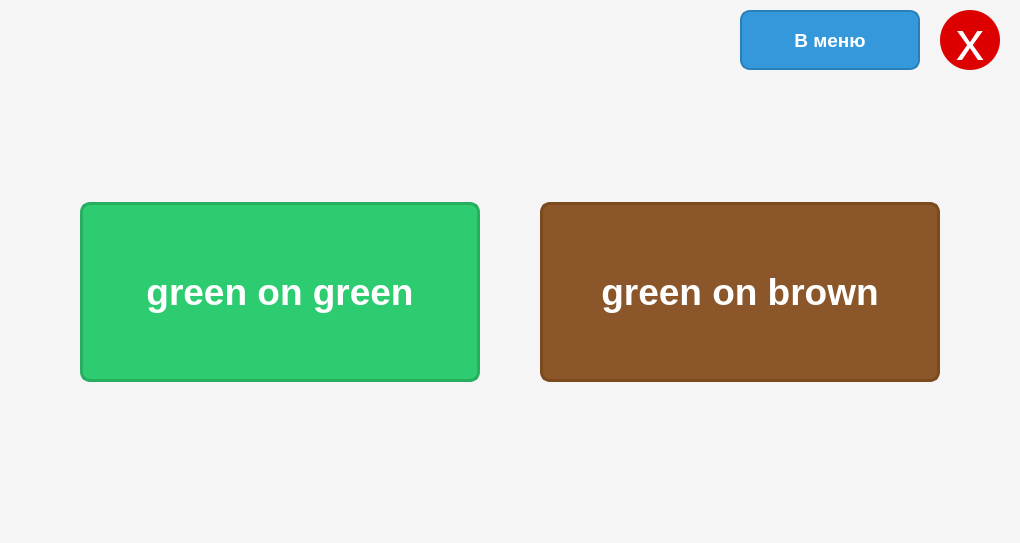
Before: the Qt Designer form design.ui in Kashnikov-AV/aiagro, drawn with Qt 5.
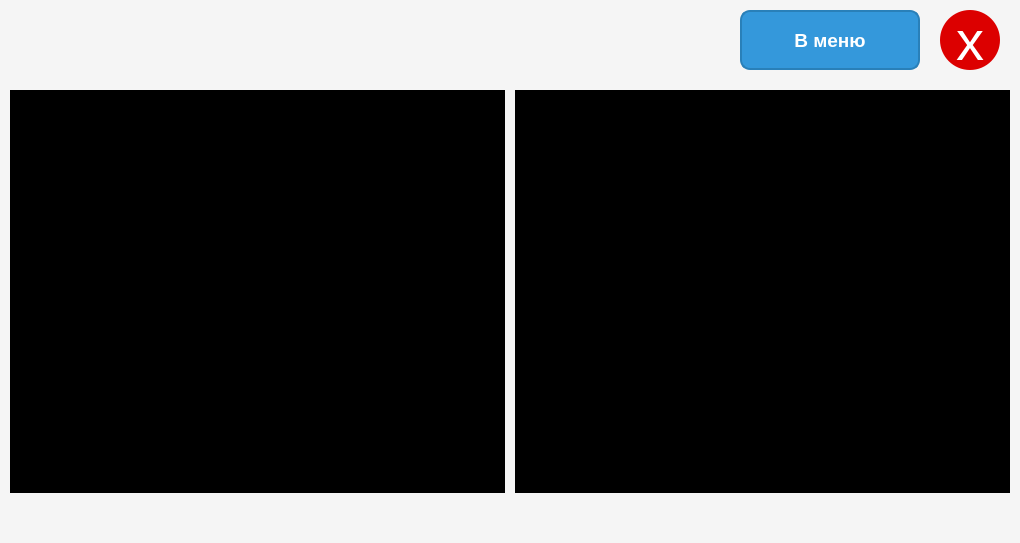
After: the same form once the commit is applied. The open tabs and pages were chosen to show the change.

Commit message: Implement dual-camera streaming for GOG mode and refine UI navigation

What changed in the file:
```diff
--- a/design.ui
+++ b/design.ui
@@ -471,6 +471,51 @@
           </item>
          </layout>
         </widget>
+        <widget class="QWidget" name="dualVideoPage">
+         <layout class="QGridLayout" name="gridLayout_dualVideo">
+          <property name="leftMargin">
+           <number>10</number>
+          </property>
+          <property name="topMargin">
+           <number>10</number>
+          </property>
+          <property name="rightMargin">
+           <number>10</number>
+          </property>
+          <property name="bottomMargin">
+           <number>10</number>
+          </property>
+          <property name="spacing">
+           <number>10</number>
+          </property>
+          <item row="0" column="0">
+           <widget class="QLabel" name="videoLabelCam1">
+            <property name="styleSheet">
+             <string notr="true">background-color: black;</string>
+            </property>
+            <property name="text">
+             <string/>
+            </property>
+            <property name="alignment">
+             <set>Qt::AlignmentFlag::AlignCenter</set>
+            </property>
+           </widget>
+          </item>
+          <item row="0" column="1">
+           <widget class="QLabel" name="videoLabelCam2">
+            <property name="styleSheet">
+             <string notr="true">background-color: black;</string>
+            </property>
+            <property name="text">
+             <string/>
+            </property>
+            <property name="alignment">
+             <set>Qt::AlignmentFlag::AlignCenter</set>
+            </property>
+           </widget>
+          </item>
+         </layout>
+        </widget>
      </widget>
     </item>
     <item>
```
The commit also changes 10 other files.
